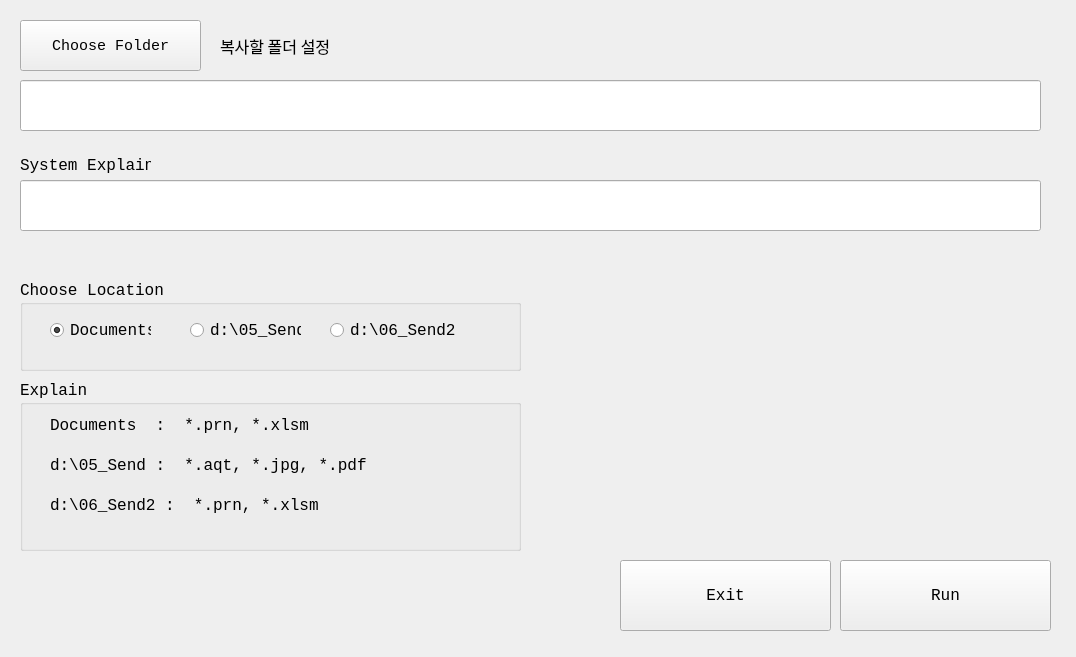
This is 11_util/totalcmd python/03_지하수 이용실태 조사표/11_Transfer Yangsoo Data - directorySet/01_Exam Folder/move_after3.ui in ihanseol/04_PyhtonDemoDojang as Qt 5 draws it before an edit. The edited form follows.
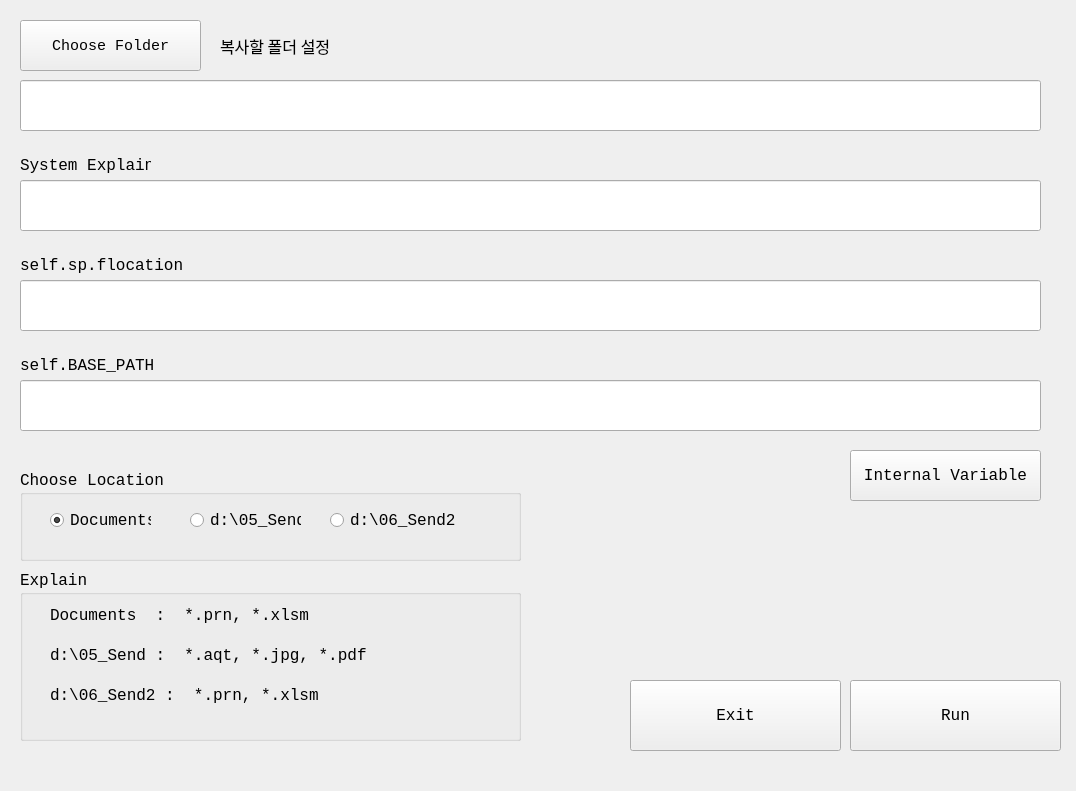
This is the edited form.

Patch:
```diff
--- a/11_util/totalcmd python/03_지하수 이용실태 조사표/11_Transfer Yangsoo Data - directorySet/01_Exam Folder/move_after3.ui
+++ b/11_util/totalcmd python/03_지하수 이용실태 조사표/11_Transfer Yangsoo Data - directorySet/01_Exam Folder/move_after3.ui
@@ -7,7 +7,7 @@
     <x>0</x>
     <y>0</y>
     <width>1076</width>
-    <height>657</height>
+    <height>791</height>
    </rect>
   </property>
   <property name="windowTitle">
@@ -18,7 +18,7 @@
     <property name="geometry">
      <rect>
       <x>20</x>
-      <y>280</y>
+      <y>470</y>
       <width>501</width>
       <height>91</height>
      </rect>
@@ -113,7 +113,7 @@
     <property name="geometry">
      <rect>
       <x>20</x>
-      <y>380</y>
+      <y>570</y>
       <width>501</width>
       <height>171</height>
      </rect>
@@ -188,8 +188,8 @@
    <widget class="QPushButton" name="pushButton_2">
     <property name="geometry">
      <rect>
-      <x>620</x>
-      <y>560</y>
+      <x>630</x>
+      <y>680</y>
       <width>211</width>
       <height>71</height>
      </rect>
@@ -210,8 +210,8 @@
    <widget class="QPushButton" name="pushButton_3">
     <property name="geometry">
      <rect>
-      <x>840</x>
-      <y>560</y>
+      <x>850</x>
+      <y>680</y>
       <width>211</width>
       <height>71</height>
      </rect>
@@ -302,6 +302,98 @@
      </font>
     </property>
    </widget>
+   <widget class="QLineEdit" name="lineEdit_3">
+    <property name="geometry">
+     <rect>
+      <x>20</x>
+      <y>280</y>
+      <width>1021</width>
+      <height>51</height>
+     </rect>
+    </property>
+    <property name="font">
+     <font>
+      <family>D2Coding</family>
+      <pointsize>12</pointsize>
+     </font>
+    </property>
+   </widget>
+   <widget class="QLabel" name="label_6">
+    <property name="geometry">
+     <rect>
+      <x>20</x>
+      <y>250</y>
+      <width>181</width>
+      <height>31</height>
+     </rect>
+    </property>
+    <property name="font">
+     <font>
+      <family>Consolas</family>
+      <pointsize>12</pointsize>
+     </font>
+    </property>
+    <property name="text">
+     <string>self.sp.flocation</string>
+    </property>
+   </widget>
+   <widget class="QLabel" name="label_7">
+    <property name="geometry">
+     <rect>
+      <x>20</x>
+      <y>350</y>
+      <width>181</width>
+      <height>31</height>
+     </rect>
+    </property>
+    <property name="font">
+     <font>
+      <family>Consolas</family>
+      <pointsize>12</pointsize>
+     </font>
+    </property>
+    <property name="text">
+     <string>self.BASE_PATH</string>
+    </property>
+   </widget>
+   <widget class="QLineEdit" name="lineEdit_4">
+    <property name="geometry">
+     <rect>
+      <x>20</x>
+      <y>380</y>
+      <width>1021</width>
+      <height>51</height>
+     </rect>
+    </property>
+    <property name="font">
+     <font>
+      <family>D2Coding</family>
+      <pointsize>12</pointsize>
+     </font>
+    </property>
+   </widget>
+   <widget class="QPushButton" name="pushButton_4">
+    <property name="geometry">
+     <rect>
+      <x>850</x>
+      <y>450</y>
+      <width>191</width>
+      <height>51</height>
+     </rect>
+    </property>
+    <property name="font">
+     <font>
+      <family>Consolas</family>
+      <pointsize>12</pointsize>
+     </font>
+    </property>
+    <property name="text">
+     <string>Internal Variable</string>
+    </property>
+    <property name="shortcut">
+     <string>Alt+X</string>
+    </property>
+   </widget>
   </widget>
   <widget class="QMenuBar" name="menubar">
    <property name="geometry">
```
